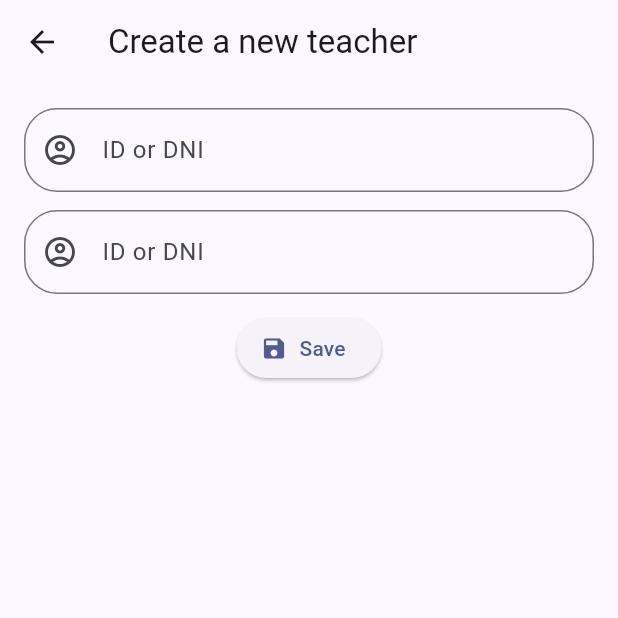
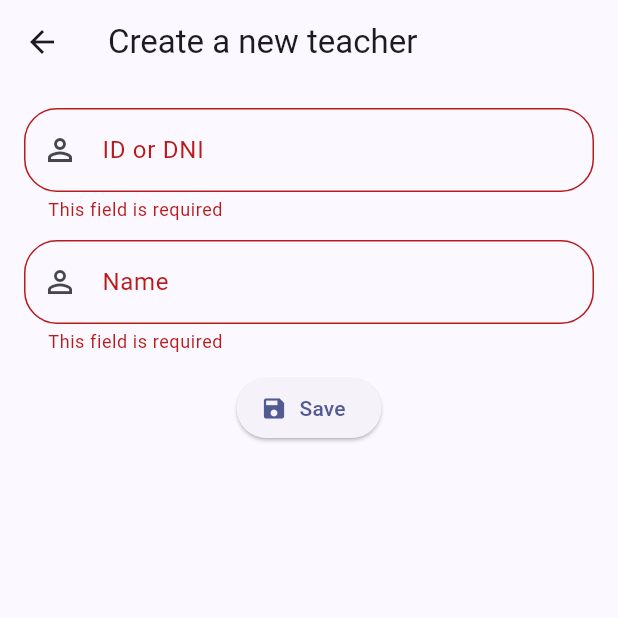
Before and after one commit to SofiaGracia/Streams_in_floor, a Flutter app: the FormScreen screen opened directly, after a tap on "Save", on a phone screen of 412 x 824 dp, the top half of it. Run offline on Flutter 3.47's test engine with Material 3 defaults, Android fonts, the phone set to English and light mode, and no system bars; our stand-ins replace floor, flutter_riverpod, sqflite; accounts and stored records are empty; generated files the repository leaves out were written again.

Commit message:
SIF-10: Updated FormScreen

```diff
--- a/lib/presentation/screens/form.dart
+++ b/lib/presentation/screens/form.dart
@@ -2,6 +2,8 @@ import 'package:flutter/cupertino.dart';
 import 'package:flutter/material.dart';
 import 'package:flutter/src/widgets/framework.dart';
 import 'package:flutter_riverpod/flutter_riverpod.dart';
+import 'package:streams_in_floor/domain/entities/teacher.dart';
+import 'package:streams_in_floor/presentation/providers/teacher_repository.dart';
 
 import '../widgets/save_form_button.dart';
 
@@ -27,18 +29,34 @@ class _FormScreenState extends ConsumerState<FormScreen> {
     nameController = TextEditingController();
   }
 
-  //TODO: Write a method for saving a new teacher
+  Future<void> _saveNewTeacher() async {
+    final newTeacher = Teacher(
+      name: nameController.text.trim(),
+      dni: dniController.text.trim(),
+    );
+
+    final repo = ref.read(teacherRepositoryProvider);
+    await repo.addTeacher(newTeacher);
+
+    if (mounted) Navigator.pop(context);
+  }
+
+  String? _notEmptyValidator(String? value) {
+    if (value == null || value.trim().isEmpty) {
+      return 'This field is required';
+    }
+    return null;
+  }
 
   Widget _buildTextField({
     required TextEditingController controller,
     required String label,
-    String? Function(String?)? validator,
     required IconData icon,
     TextCapitalization textCapitalization = TextCapitalization.none,
   }) {
     return TextFormField(
       controller: controller,
-      validator: validator,
+      validator: _notEmptyValidator,
       textCapitalization: textCapitalization,
       decoration: InputDecoration(
         labelText: label,
@@ -63,16 +81,20 @@ class _FormScreenState extends ConsumerState<FormScreen> {
                 _buildTextField(
                     controller: dniController,
                     label: 'ID or DNI',
-                    icon: Icons.account_circle_outlined),
+                    icon: Icons.perm_identity_outlined),
                 const SizedBox(height: 12),
                 _buildTextField(
-                    controller: dniController,
-                    label: 'ID or DNI',
-                    icon: Icons.account_circle_outlined),
+                    controller: nameController,
+                    label: 'Name',
+                    icon: Icons.person_outline),
                 const SizedBox(height: 12),
                 //Save teacher button
                 SaveTeacherButton(
-                  onPressed: ,
+                  onPressed: () async {
+                    if (_formKey.currentState!.validate()) {
+                      _saveNewTeacher();
+                    }
+                  },
                   text: 'Save',
                 )
               ],
```
